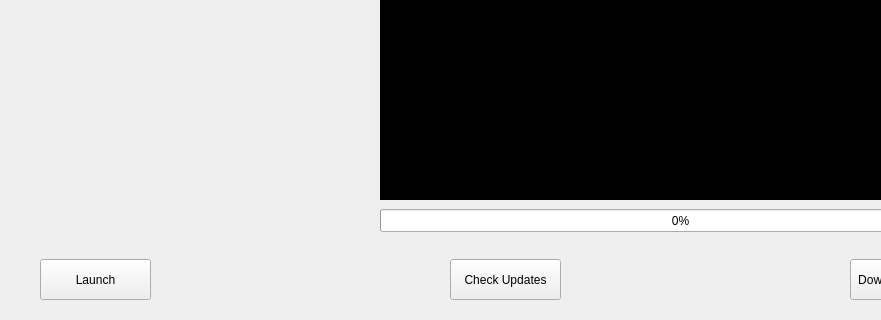
The window that mainwindow.ui (weirddan455/xmage-launcher-qt) describes before a commit, drawn with Qt 5; both pictures show x 0 to 881 and y 330 to 650 of the 998 by 650 pixel window.
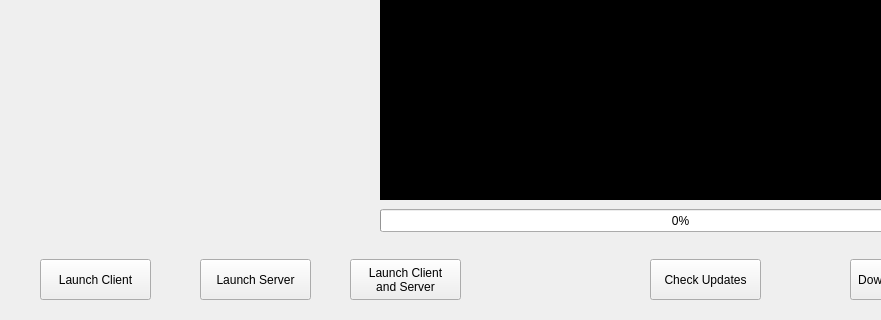
The same window after the commit. Icons and pictures are not drawn.

Commit message: Add buttons for launching server

What changed in the file:
```diff
--- a/mainwindow.ui
+++ b/mainwindow.ui
@@ -24,7 +24,7 @@
     </property>
     <property name="geometry">
      <rect>
-      <x>450</x>
+      <x>650</x>
       <y>570</y>
       <width>111</width>
       <height>41</height>
@@ -47,7 +47,7 @@
      </rect>
     </property>
     <property name="text">
-     <string>Launch</string>
+     <string>Launch Client</string>
     </property>
    </widget>
    <widget class="QLabel" name="logo">
@@ -121,6 +121,33 @@
      <bool>true</bool>
     </property>
    </widget>
+   <widget class="QPushButton" name="serverButton">
+    <property name="geometry">
+     <rect>
+      <x>200</x>
+      <y>570</y>
+      <width>111</width>
+      <height>41</height>
+     </rect>
+    </property>
+    <property name="text">
+     <string>Launch Server</string>
+    </property>
+   </widget>
+   <widget class="QPushButton" name="clientServerButton">
+    <property name="geometry">
+     <rect>
+      <x>350</x>
+      <y>570</y>
+      <width>111</width>
+      <height>41</height>
+     </rect>
+    </property>
+    <property name="text">
+     <string>Launch Client
+and Server</string>
+    </property>
+   </widget>
   </widget>
   <widget class="QMenuBar" name="menubar">
    <property name="geometry">
```
Left out of the diff: 2 changed lines with no effect on the pictures. The commit also changes 2 other files.
